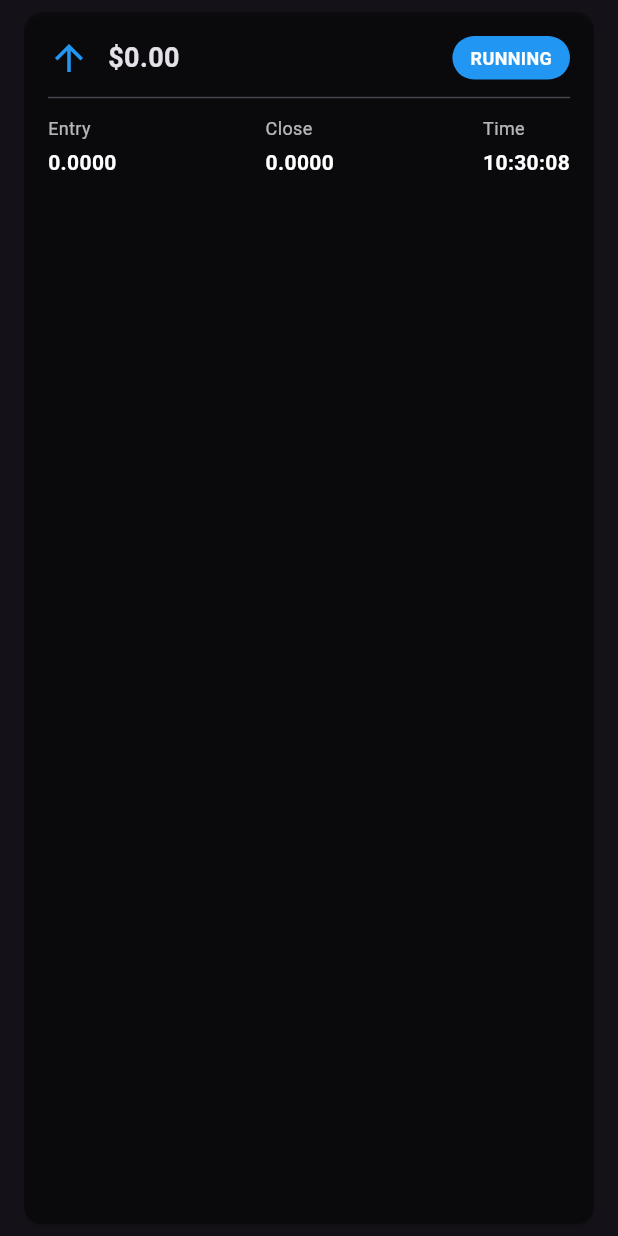
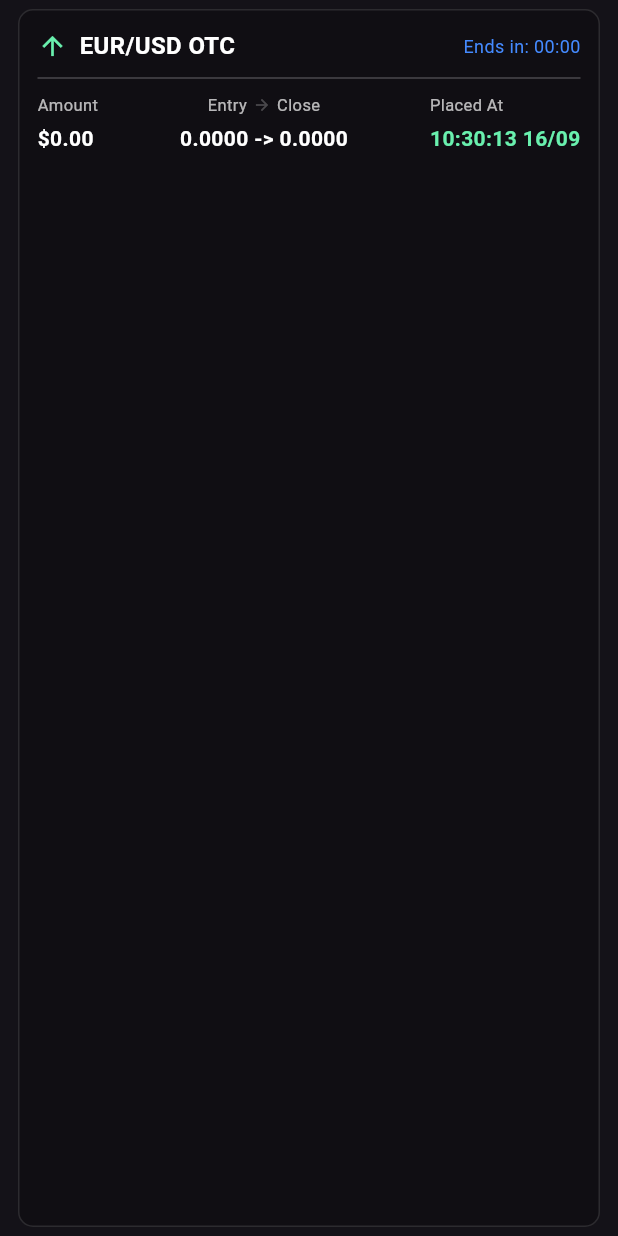
Before and after one commit to programmerrajbhai/trading_home, a Flutter app: the _TradeHistoryTile widget shown alone on an empty page, opened directly with empty values, on a phone screen of 412 x 824 dp. Run offline on Flutter 3.47's test engine with Material 3 defaults, Android fonts, the phone set to English and light mode, and no system bars; our stand-ins replace get, shared_preferences; accounts and stored records are empty.

Commit message:
history with shared pref 100% strongly

```diff
--- a/lib/home/controllers/trading_controller.dart
+++ b/lib/home/controllers/trading_controller.dart
@@ -1,23 +1,24 @@
+// lib/home/controllers/trading_controller.dart
+
 import 'dart:async';
+import 'dart:convert';
 import 'dart:math';
-
 import 'package:flutter/material.dart';
 import 'package:get/get.dart';
+import 'package:shared_preferences/shared_preferences.dart';
 import '../candle_data.dart';
 import '../chert.dart';
 import '../models/trade_model.dart';
 import '../utils/enums.dart';
 
 class TradingController extends GetxController {
-  final GlobalKey<CandlestickChartState> chartKey = GlobalKey<CandlestickChartState>();
+  late SharedPreferences _prefs;
+
+  final GlobalKey<CandlestickChartState> chartKey =
+  GlobalKey<CandlestickChartState>();
 
   final Map<Asset, RxList<CandleData>> _assetCandles = {};
-
-
-
-  // *** এখানেই পরিবর্তনটি করা হয়েছে ***
-  final Rx<Asset> selectedAsset = Asset.eurusd.obs; // ডিফল্ট অ্যাসেট পরিবর্তন করা হয়েছে
-
+  final Rx<Asset> selectedAsset = Asset.eurusd.obs;
   final RxList<CandleData> displayedCandles = <CandleData>[].obs;
   final Rx<Timeframe> selectedTimeframe = Timeframe.m1.obs;
   final RxInt candleTimeRemaining = 0.obs;
@@ -27,7 +28,8 @@ class TradingController extends GetxController {
   final RxDouble liveBalance = 1000.00.obs;
   final RxDouble demoBalance = 10000.00.obs;
   final RxBool isLiveAccount = false.obs;
-  double get currentBalance => isLiveAccount.value ? liveBalance.value : demoBalance.value;
+  double get currentBalance =>
+      isLiveAccount.value ? liveBalance.value : demoBalance.value;
 
   final RxList<Trade> runningTrades = <Trade>[].obs;
   final RxList<Trade> tradeHistory = <Trade>[].obs;
@@ -35,8 +37,10 @@ class TradingController extends GetxController {
   final RxInt tradeDurationSeconds = 60.obs;
   static const double payoutPercentage = 0.85;
 
-  final TextEditingController investmentController = TextEditingController(text: '20.0');
-  final TextEditingController durationController = TextEditingController(text: '60');
+  final TextEditingController investmentController =
+  TextEditingController(text: '20.0');
+  final TextEditingController durationController =
+  TextEditingController(text: '60');
 
   final Rx<ChartType> selectedChartType = ChartType.candlestick.obs;
 
@@ -49,6 +53,7 @@ class TradingController extends GetxController {
   @override
   void onInit() {
     super.onInit();
+    _loadData(); // onInit এর শুরুতে ডেটা লোড করা হচ্ছে
     _initAssets();
     _startCandleGeneration();
     _aggregateCandles();
@@ -58,29 +63,47 @@ class TradingController extends GetxController {
     });
   }
 
+  // SharedPreferences থেকে ডেটা লোড করার মেথড
+  Future<void> _loadData() async {
+    _prefs = await SharedPreferences.getInstance();
+    liveBalance.value = _prefs.getDouble('liveBalance') ?? 1000.00;
+    demoBalance.value = _prefs.getDouble('demoBalance') ?? 10000.00;
+    isLiveAccount.value = _prefs.getBool('isLiveAccount') ?? false;
+
+    List<String> historyJson = _prefs.getStringList('tradeHistory') ?? [];
+    tradeHistory.value = historyJson.map((json) => Trade.fromJson(jsonDecode(json))).toList();
+  }
+
+  // SharedPreferences-এ ডেটা সেভ করার মেথড
+  Future<void> _saveData() async {
+    await _prefs.setDouble('liveBalance', liveBalance.value);
+    await _prefs.setDouble('demoBalance', demoBalance.value);
+    await _prefs.setBool('isLiveAccount', isLiveAccount.value);
+
+    List<String> historyJson = tradeHistory.map((trade) => jsonEncode(trade.toJson())).toList();
+    await _prefs.setStringList('tradeHistory', historyJson);
+  }
+
   void _initAssets() {
-    for(final asset in Asset.values) {
+    for (final asset in Asset.values) {
       _assetCandles[asset] = <CandleData>[].obs;
       _generateInitialCandles(asset);
     }
   }
 
   void _generateInitialCandles(Asset asset) {
-    double lastClose = 150.0 + Random().nextDouble() * 50; // Start price varies slightly per asset
+    double lastClose = 150.0 + Random().nextDouble() * 50;
     final now = DateTime.now();
     for (int i = 200; i > 0; i--) {
       final open = lastClose;
       final close = open * (1 + (Random().nextDouble() - 0.5) * 0.01);
       lastClose = close;
-      _assetCandles[asset]!.add(
-          CandleData(
+      _assetCandles[asset]!.add(CandleData(
           timestamp: now.subtract(Duration(minutes: i)).millisecondsSinceEpoch,
           open: open,
           high: max(open, close) * (1 + Random().nextDouble() * 0.005),
           low: min(open, close) * (1 - Random().nextDouble() * 0.005),
-              close: close
-          )
-      );
+          close: close));
     }
   }
 
@@ -88,15 +111,18 @@ class TradingController extends GetxController {
     if (displayedCandles.isEmpty) return;
     final lastCandleTimestamp = displayedCandles.last.timestamp;
     final totalDurationInSeconds = selectedTimeframe.value.minutes * 60;
-    final timeElapsedInSeconds = (DateTime.now().millisecondsSinceEpoch - lastCandleTimestamp) ~/ 1000;
-    final remainingSeconds = totalDurationInSeconds - (timeElapsedInSeconds % totalDurationInSeconds);
-    candleTimeRemaining.value = remainingSeconds.clamp(0, totalDurationInSeconds);
+    final timeElapsedInSeconds =
+        (DateTime.now().millisecondsSinceEpoch - lastCandleTimestamp) ~/ 1000;
+    final remainingSeconds =
+        totalDurationInSeconds - (timeElapsedInSeconds % totalDurationInSeconds);
+    candleTimeRemaining.value =
+        remainingSeconds.clamp(0, totalDurationInSeconds);
   }
 
   void _startCandleGeneration() {
     _candleTimer = Timer.periodic(const Duration(minutes: 1), (timer) {
       _liveUpdateTimer?.cancel();
-      for(final asset in Asset.values) {
+      for (final asset in Asset.values) {
         if (_assetCandles[asset]!.isNotEmpty) {
           final lastCandle = _assetCandles[asset]!.last;
           final newCandle = CandleData(
@@ -115,11 +141,13 @@ class TradingController extends GetxController {
   }
 
   void _startLiveCandleUpdate() {
-    _liveUpdateTimer = Timer.periodic(const Duration(milliseconds: 500), (timer) {
+    _liveUpdateTimer =
+        Timer.periodic(const Duration(milliseconds: 500), (timer) {
           for (final asset in Asset.values) {
             if (_assetCandles[asset]!.isEmpty) continue;
             final lastCandle = _assetCandles[asset]!.last;
-        final newClose = lastCandle.close * (1 + (Random().nextDouble() - 0.5) * 0.001);
+            final newClose =
+                lastCandle.close * (1 + (Random().nextDouble() - 0.5) * 0.001);
             final updatedCandle = CandleData(
               timestamp: lastCandle.timestamp,
               open: lastCandle.open,
@@ -145,13 +173,19 @@ class TradingController extends GetxController {
     final now = DateTime.now();
     final currentMinute = now.minute;
     final startOfCurrentPeriodMinute = (currentMinute ~/ period) * period;
-    final startOfCurrentPeriod = DateTime(now.year, now.month, now.day, now.hour, startOfCurrentPeriodMinute);
+    final startOfCurrentPeriod = DateTime(
+        now.year, now.month, now.day, now.hour, startOfCurrentPeriodMinute);
 
-    final relevantCandles = baseCandles.where((c) => c.timestamp < startOfCurrentPeriod.millisecondsSinceEpoch).toList();
-    final currentCandleChunk = baseCandles.where((c) => c.timestamp >= startOfCurrentPeriod.millisecondsSinceEpoch).toList();
+    final relevantCandles = baseCandles
+        .where((c) => c.timestamp < startOfCurrentPeriod.millisecondsSinceEpoch)
+        .toList();
+    final currentCandleChunk = baseCandles
+        .where((c) => c.timestamp >= startOfCurrentPeriod.millisecondsSinceEpoch)
+        .toList();
 
     for (int i = 0; i < relevantCandles.length; i += period) {
-      final chunk = relevantCandles.sublist(i, min(i + period, relevantCandles.length));
+      final chunk =
+      relevantCandles.sublist(i, min(i + period, relevantCandles.length));
       if (chunk.isNotEmpty) {
         aggregated.add(CandleData(
           timestamp: chunk.first.timestamp,
@@ -176,74 +210,94 @@ class TradingController extends GetxController {
     _scrollToEnd();
   }
 
-
   void placeTrade(TradeDirection direction) {
     final double amount = double.tryParse(investmentController.text) ?? 20.0;
     final int duration = int.tryParse(durationController.text) ?? 60;
 
     if (currentBalance < amount) {
-      Get.snackbar("Error", "Insufficient funds.", backgroundColor: Colors.red, colorText: Colors.white);
+      Get.snackbar("Error", "Insufficient funds.",
+          backgroundColor: Colors.red, colorText: Colors.white);
       return;
     }
-    if (isLiveAccount.value) liveBalance.value -= amount;
-    else demoBalance.value -= amount;
+    if (isLiveAccount.value)
+      liveBalance.value -= amount;
+    else
+      demoBalance.value -= amount;
+
+    _saveData(); // ব্যালেন্স পরিবর্তনের পর ডেটা সেভ করা হচ্ছে
 
     final now = DateTime.now();
     runningTrades.add(Trade(
       id: now.millisecondsSinceEpoch.toString(),
+      asset: selectedAsset.value,
       direction: direction,
       amount: amount,
       entryPrice: _assetCandles[selectedAsset.value]!.last.close,
       entryTime: now,
       expiryTime: now.add(Duration(seconds: duration)),
     ));
-    Get.snackbar("Trade Placed", "Your trade for \$${amount.toStringAsFixed(2)} has been placed.", backgroundColor: Colors.green, colorText: Colors.white);
+    Get.snackbar(
+        "Trade Placed", "Your trade for \$${amount.toStringAsFixed(2)} has been placed.",
+        backgroundColor: Colors.green, colorText: Colors.white);
   }
 
   void earlyCloseTrade(Trade trade) {
     final remainingSeconds = trade.expiryTime.difference(DateTime.now()).inSeconds;
     if (remainingSeconds <= 20) {
-      Get.snackbar("Error", "Cannot close trade in the last 20 seconds.", backgroundColor: Colors.red, colorText: Colors.white);
+      Get.snackbar("Error", "Cannot close trade in the last 20 seconds.",
+          backgroundColor: Colors.red, colorText: Colors.white);
       return;
     }
     _settleTrade(trade);
   }
 
   void _checkTradeExpiries() {
-    final List<Trade> expiredTrades = runningTrades.where((t) => DateTime.now().isAfter(t.expiryTime)).toList();
+    final List<Trade> expiredTrades =
+    runningTrades.where((t) => DateTime.now().isAfter(t.expiryTime)).toList();
     for (var trade in expiredTrades) _settleTrade(trade);
   }
 
   void _settleTrade(Trade trade) {
     trade.closePrice = _assetCandles[selectedAsset.value]!.last.close;
-    bool isWin = (trade.direction == TradeDirection.up && trade.closePrice! > trade.entryPrice) ||
-        (trade.direction == TradeDirection.down && trade.closePrice! < trade.entryPrice);
+    bool isWin = (trade.direction == TradeDirection.up &&
+        trade.closePrice! > trade.entryPrice) ||
+        (trade.direction == TradeDirection.down &&
+            trade.closePrice! < trade.entryPrice);
 
     String message;
     Color color;
 
     if (trade.closePrice == trade.entryPrice) {
       trade.status = TradeStatus.draw;
-      if (isLiveAccount.value) liveBalance.value += trade.amount; else demoBalance.value += trade.amount;
+      trade.pnl = 0.0;
+      if (isLiveAccount.value)
+        liveBalance.value += trade.amount;
+      else
+        demoBalance.value += trade.amount;
       message = "Trade ended: Draw! Your investment was returned.";
       color = Colors.grey;
-
-
-
     } else if (isWin) {
       trade.status = TradeStatus.won;
-      final payout = trade.amount + (trade.amount * payoutPercentage);
-      if (isLiveAccount.value) liveBalance.value += payout; else demoBalance.value += payout;
-      message = "Trade ended: Won! You won \$${(trade.amount * payoutPercentage).toStringAsFixed(2)}.";
+      final payout = trade.amount * payoutPercentage;
+      trade.pnl = payout;
+      if (isLiveAccount.value)
+        liveBalance.value += (trade.amount + payout);
+      else
+        demoBalance.value += (trade.amount + payout);
+      message =
+      "Trade ended: Won! You won \$${payout.toStringAsFixed(2)}.";
       color = Colors.green;
     } else {
       trade.status = TradeStatus.lost;
+      trade.pnl = -trade.amount;
       message = "Trade ended: Lost. Better luck next time.";
       color = Colors.red;
     }
     runningTrades.remove(trade);
     tradeHistory.insert(0, trade);
-    Get.snackbar("Trade Result", message, backgroundColor: color, colorText: Colors.white);
+    _saveData(); // ট্রেড শেষ হওয়ার পর ডেটা সেভ করা হচ্ছে
+    Get.snackbar("Trade Result", message,
+        backgroundColor: color, colorText: Colors.white);
   }
 
   void _scrollToEnd() {
@@ -264,9 +318,18 @@ class TradingController extends GetxController {
     selectedChartType.value = chartType;
   }
 
-  void setInvestmentAmount(double amount) { investmentAmount.value = amount; }
-  void setTradeDuration(int seconds) { tradeDurationSeconds.value = seconds; }
-  void switchAccount(bool toLive) { isLiveAccount.value = toLive; }
+  void setInvestmentAmount(double amount) {
+    investmentAmount.value = amount;
+  }
+
+  void setTradeDuration(int seconds) {
+    tradeDurationSeconds.value = seconds;
+  }
+
+  void switchAccount(bool toLive) {
+    isLiveAccount.value = toLive;
+    _saveData(); // অ্যাকাউন্ট পরিবর্তনের পর ডেটা সেভ করা হচ্ছে
+  }
 
   @override
   void onClose() {
--- a/lib/home/models/trade_model.dart
+++ b/lib/home/models/trade_model.dart
@@ -1,9 +1,11 @@
+// lib/home/models/trade_model.dart
+
 import 'package:flutter/material.dart';
-
 import '../utils/enums.dart';
 
 class Trade {
   final String id;
+  final Asset asset;
   final TradeDirection direction;
   final double amount;
   final double entryPrice;
@@ -11,9 +13,11 @@ class Trade {
   final DateTime entryTime;
   final DateTime expiryTime;
   TradeStatus status;
+  double? pnl;
 
   Trade({
     required this.id,
+    required this.asset,
     required this.direction,
     required this.amount,
     required this.entryPrice,
@@ -21,6 +25,7 @@ class Trade {
     required this.entryTime,
     required this.expiryTime,
     this.status = TradeStatus.running,
+    this.pnl,
   });
 
   Color get color {
@@ -35,4 +40,31 @@ class Trade {
         return Colors.grey;
     }
   }
+
+  // JSON serialization জন্য নতুন দুটি মেথড যোগ করা হয়েছে
+  Map<String, dynamic> toJson() => {
+    'id': id,
+    'asset': asset.name,
+    'direction': direction.name,
+    'amount': amount,
+    'entryPrice': entryPrice,
+    'closePrice': closePrice,
+    'entryTime': entryTime.toIso8601String(),
+    'expiryTime': expiryTime.toIso8601String(),
+    'status': status.name,
+    'pnl': pnl,
+  };
+
+  factory Trade.fromJson(Map<String, dynamic> json) => Trade(
+    id: json['id'],
+    asset: Asset.values.firstWhere((e) => e.name == json['asset']),
+    direction: TradeDirection.values.firstWhere((e) => e.name == json['direction']),
+    amount: json['amount'],
+    entryPrice: json['entryPrice'],
+    closePrice: json['closePrice'],
+    entryTime: DateTime.parse(json['entryTime']),
+    expiryTime: DateTime.parse(json['expiryTime']),
+    status: TradeStatus.values.firstWhere((e) => e.name == json['status']),
+    pnl: json['pnl'],
+  );
 }
--- a/lib/home/ui/trade_history_screen.dart
+++ b/lib/home/ui/trade_history_screen.dart
@@ -1,11 +1,12 @@
+// lib/home/ui/trade_history_screen.dart
+
+import 'dart:async';
 import 'package:flutter/material.dart';
 import 'package:get/get.dart';
 import 'package:intl/intl.dart';
-
 import '../controllers/trading_controller.dart';
 import '../models/trade_model.dart';
 import '../utils/enums.dart';
-
 
 class TradeHistoryScreen extends StatelessWidget {
   const TradeHistoryScreen({super.key});
@@ -13,8 +14,21 @@ class TradeHistoryScreen extends StatelessWidget {
   @override
   Widget build(BuildContext context) {
     final TradingController controller = Get.find();
-    return Scaffold(
-      appBar: AppBar(title: const Text("Trade History"), backgroundColor: const Color(0xFF061B32)),
+    return DefaultTabController(
+      length: 2,
+      child: Scaffold(
+        appBar: AppBar(
+          title: const Text("Trade History"),
+          backgroundColor: const Color(0xFF061B32),
+          bottom: const TabBar(
+            indicatorColor: Colors.blueAccent,
+            indicatorWeight: 3.0,
+            tabs: [
+              Tab(child: Text("Running", style: TextStyle(fontSize: 16))),
+              Tab(child: Text("History", style: TextStyle(fontSize: 16))),
+            ],
+          ),
+        ),
         body: Container(
           decoration: const BoxDecoration(
             gradient: LinearGradient(
@@ -23,60 +37,225 @@ class TradeHistoryScreen extends StatelessWidget {
               colors: [Color(0xFF0E1012), Color(0xFF061B32)],
             ),
           ),
-        // child: Obx(() {
-        //   if (controller.tradeHistory.isEmpty) return const Center(child: Text("No trade history yet."));
-        //   return ListView.builder(
-        //     itemCount: controller.tradeHistory.length,
-        //     itemBuilder: (context, index) => _TradeHistoryTile(trade: controller.tradeHistory[index]),
-        //   );
-        // }),
+          child: Obx(() {
+            final runningTrades = controller.runningTrades.reversed.toList();
+            final historyTrades = controller.tradeHistory;
+
+            return TabBarView(
+              children: [
+                // Running Trades Tab
+                runningTrades.isEmpty
+                    ? const Center(
+                    child: Text("No running trades.",
+                        style: TextStyle(color: Colors.white70)))
+                    : ListView.builder(
+                  padding: const EdgeInsets.only(top: 8),
+                  itemCount: runningTrades.length,
+                  itemBuilder: (context, index) =>
+                      _TradeHistoryTile(trade: runningTrades[index]),
+                ),
+                // History Trades Tab
+                historyTrades.isEmpty
+                    ? const Center(
+                    child: Text("No trade history yet.",
+                        style: TextStyle(color: Colors.white70)))
+                    : ListView.builder(
+                  padding: const EdgeInsets.only(top: 8),
+                  itemCount: historyTrades.length,
+                  itemBuilder: (context, index) =>
+                      _TradeHistoryTile(trade: historyTrades[index]),
+                ),
+              ],
+            );
+          }),
+        ),
       ),
     );
   }
 }
 
-class _TradeHistoryTile extends StatelessWidget {
+class _TradeHistoryTile extends StatefulWidget {
   final Trade trade;
   const _TradeHistoryTile({required this.trade});
 
   @override
+  State<_TradeHistoryTile> createState() => _TradeHistoryTileState();
+}
+
+class _TradeHistoryTileState extends State<_TradeHistoryTile> {
+  Timer? _timer;
+  Duration _remainingTime = Duration.zero;
+
+  @override
+  void initState() {
+    super.initState();
+    if (widget.trade.status == TradeStatus.running) {
+      _updateRemainingTime();
+      _timer = Timer.periodic(const Duration(seconds: 1), (timer) {
+        _updateRemainingTime();
+      });
+    }
+  }
+
+  void _updateRemainingTime() {
+    if (!mounted || widget.trade.status != TradeStatus.running) {
+      _timer?.cancel();
+      return;
+    }
+    final now = DateTime.now();
+    if (now.isAfter(widget.trade.expiryTime)) {
+      setState(() {
+        _remainingTime = Duration.zero;
+      });
+      _timer?.cancel();
+    } else {
+      setState(() {
+        _remainingTime = widget.trade.expiryTime.difference(now);
+      });
+    }
+  }
+
+  @override
+  void dispose() {
+    _timer?.cancel();
+    super.dispose();
+  }
+
+  @override
   Widget build(BuildContext context) {
-    final icon = trade.direction == TradeDirection.up ? Icons.arrow_upward : Icons.arrow_downward;
-    final timeFormat = DateFormat('HH:mm:ss');
-    return Card(
-      color: Colors.black.withOpacity(0.3),
-      margin: const EdgeInsets.symmetric(horizontal: 16, vertical: 8),
-      child: Padding(
-        padding: const EdgeInsets.all(16.0),
-        child: Column(children: [
-          Row(mainAxisAlignment: MainAxisAlignment.spaceBetween, children: [
-            Row(children: [
-              Icon(icon, color: trade.color, size: 28),
-              const SizedBox(width: 12),
-              Text("\$${trade.amount.toStringAsFixed(2)}", style: const TextStyle(fontSize: 18, fontWeight: FontWeight.bold)),
-            ]),
-            Container(
-              padding: const EdgeInsets.symmetric(horizontal: 12, vertical: 6),
-              decoration: BoxDecoration(color: trade.color, borderRadius: BorderRadius.circular(20)),
-              child: Text(trade.status.name.toUpperCase(), style: const TextStyle(color: Colors.white, fontWeight: FontWeight.bold, fontSize: 12)),
+    final trade = widget.trade;
+    final timeFormat = DateFormat('HH:mm:ss dd/MM');
+
+    return Container(
+      margin: const EdgeInsets.symmetric(horizontal: 12, vertical: 6),
+      padding: const EdgeInsets.all(12),
+      decoration: BoxDecoration(
+        color: Colors.black.withOpacity(0.2),
+        borderRadius: BorderRadius.circular(10),
+        border: Border.all(color: Colors.grey.withOpacity(0.2)),
       ),
-          ]),
-          const Divider(height: 24),
-          Row(mainAxisAlignment: MainAxisAlignment.spaceBetween, children: [
-            _buildInfoColumn("Entry", trade.entryPrice.toStringAsFixed(4)),
-            _buildInfoColumn("Close", trade.closePrice?.toStringAsFixed(4) ?? 'N/A'),
-            _buildInfoColumn("Time", timeFormat.format(trade.entryTime)),
-          ]),
-        ]),
+      child: Column(
+        children: [
+          Row(
+            mainAxisAlignment: MainAxisAlignment.spaceBetween,
+            children: [
+              Row(
+                children: [
+                  Icon(
+                    trade.direction == TradeDirection.up
+                        ? Icons.arrow_upward
+                        : Icons.arrow_downward,
+                    color: trade.direction == TradeDirection.up
+                        ? Colors.greenAccent
+                        : Colors.redAccent,
+                    size: 20,
+                  ),
+                  const SizedBox(width: 8),
+                  Text(
+                    trade.asset.label,
+                    style: const TextStyle(
+                        fontSize: 16,
+                        fontWeight: FontWeight.bold,
+                        color: Colors.white),
+                  ),
+                ],
+              ),
+              trade.status == TradeStatus.running
+                  ? _buildCountdown()
+                  : _buildStatusChip(trade),
+            ],
+          ),
+          const Divider(height: 20, color: Colors.white24),
+          Row(
+            mainAxisAlignment: MainAxisAlignment.spaceBetween,
+            children: [
+              _buildInfoColumn(
+                  'Amount', '\$${trade.amount.toStringAsFixed(2)}'),
+              _buildPriceInfoColumn(
+                  'Entry', 'Close', trade.entryPrice, trade.closePrice),
+              _buildInfoColumn(
+                  trade.status == TradeStatus.running
+                      ? 'Placed At'
+                      : 'Result',
+                  trade.status == TradeStatus.running
+                      ? timeFormat.format(trade.entryTime)
+                      : '${trade.pnl! >= 0 ? '+' : ''}\$${trade.pnl!.toStringAsFixed(2)}',
+                  valueColor: trade.pnl == null
+                      ? Colors.white
+                      : (trade.pnl! >= 0
+                      ? Colors.greenAccent
+                      : Colors.redAccent)),
+            ],
+          ),
+        ],
       ),
     );
   }
 
-  Widget _buildInfoColumn(String title, String value) {
-    return Column(crossAxisAlignment: CrossAxisAlignment.start, children: [
-      Text(title, style: const TextStyle(color: Colors.white70, fontSize: 12)),
+  Widget _buildStatusChip(Trade trade) {
+    return Container(
+      padding: const EdgeInsets.symmetric(horizontal: 10, vertical: 4),
+      decoration: BoxDecoration(
+          color: trade.color.withOpacity(0.8),
+          borderRadius: BorderRadius.circular(20)),
+      child: Text(
+        trade.status.name.toUpperCase(),
+        style: const TextStyle(
+            color: Colors.white, fontWeight: FontWeight.bold, fontSize: 10),
+      ),
+    );
+  }
+
+  Widget _buildCountdown() {
+    String twoDigits(int n) => n.toString().padLeft(2, '0');
+    final minutes = twoDigits(_remainingTime.inMinutes.remainder(60));
+    final seconds = twoDigits(_remainingTime.inSeconds.remainder(60));
+    return Text(
+      'Ends in: $minutes:$seconds',
+      style: const TextStyle(color: Colors.blueAccent, fontSize: 12),
+    );
+  }
+
+  Widget _buildInfoColumn(String title, String value,
+      {Color valueColor = Colors.white}) {
+    return Column(
+      crossAxisAlignment: CrossAxisAlignment.start,
+      children: [
+        Text(title,
+            style: const TextStyle(color: Colors.white70, fontSize: 11)),
         const SizedBox(height: 4),
-      Text(value, style: const TextStyle(color: Colors.white, fontWeight: FontWeight.bold, fontSize: 14)),
-    ]);
+        Text(value,
+            style: TextStyle(
+                color: valueColor,
+                fontWeight: FontWeight.bold,
+                fontSize: 14)),
+      ],
+    );
+  }
+
+  Widget _buildPriceInfoColumn(
+      String title1, String title2, double price1, double? price2) {
+    return Column(
+      crossAxisAlignment: CrossAxisAlignment.center,
+      children: [
+        Row(
+          children: [
+            Text(title1,
+                style: const TextStyle(color: Colors.white70, fontSize: 11)),
+            const SizedBox(width: 4),
+            const Icon(Icons.arrow_forward, color: Colors.white24, size: 12),
+            const SizedBox(width: 4),
+            Text(title2,
+                style: const TextStyle(color: Colors.white70, fontSize: 11)),
+          ],
+        ),
+        const SizedBox(height: 4),
+        Text(
+          '${price1.toStringAsFixed(4)} -> ${price2?.toStringAsFixed(4) ?? "..."}',
+          style: const TextStyle(
+              color: Colors.white, fontWeight: FontWeight.bold, fontSize: 14),
+        ),
+      ],
+    );
   }
 }
--- a/pubspec.yaml
+++ b/pubspec.yaml
@@ -39,6 +39,9 @@ dependencies:
   google_fonts: ^6.2.1
   curved_navigation_bar: ^1.0.3
   intl: any
+
+
+  shared_preferences: ^2.2.3
 
   audioplayers: ^6.0.0
 
```
Also changed, not shown: lib/home/home.dart (+24 -9 lines), lib/main.dart (+6 -4 lines), pubspec.lock, 1 other file. Lines whose indentation alone changed are shown as unchanged.
